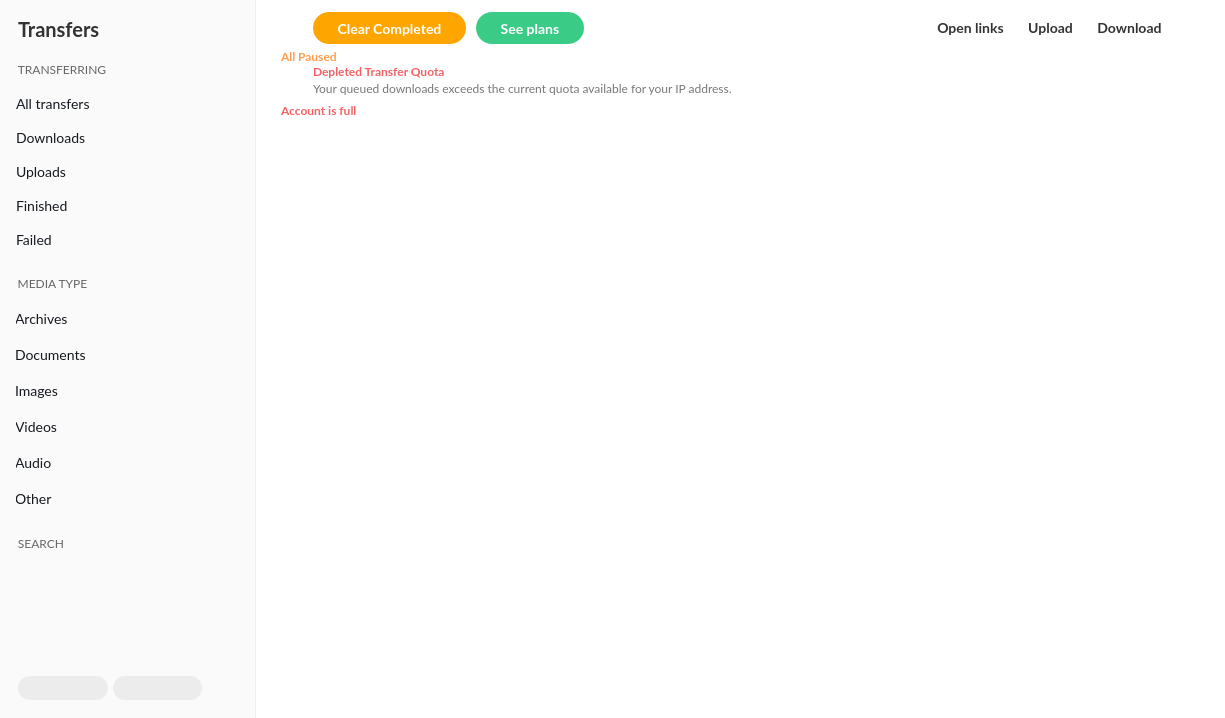
Before: the Qt Designer form src/MEGASync/transfers/gui/win/TransferManager.ui in meganz/MEGAsync, drawn with Qt 5.
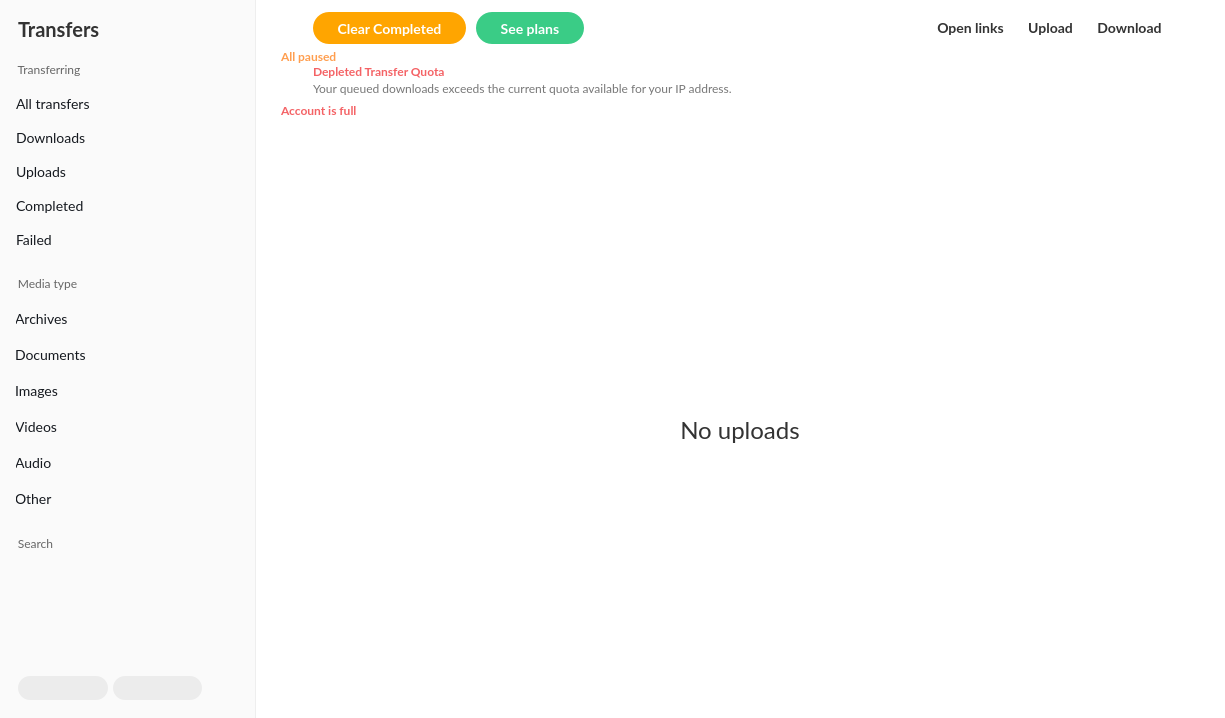
After: the same form once the commit is applied. The open tabs and pages were chosen to show the change. Icons and pictures are not drawn. Custom widgets are drawn as their Qt base class.

What changed in the file:
```diff
--- a/src/MEGASync/transfers/gui/win/TransferManager.ui
+++ b/src/MEGASync/transfers/gui/win/TransferManager.ui
@@ -371,6 +371,14 @@
   background-color: #2BA6DE;
   color: #FFFFFF;
 }
+
+#wNoDownloads QLabel, #wNoUploads QLabel,  #wNoTransfers QLabel, #wNoFinished QLabel, #wNoResults QLabel
+{
+    color: #333333;
+    font-size: 24px;
+    font-weight: 400;
+}
+
 </string>
   </property>
   <layout class="QHBoxLayout" name="TransferManagerLayout">
@@ -664,7 +672,7 @@
          </size>
         </property>
         <property name="title">
-         <string>TRANSFERRING</string>
+         <string>Transferring</string>
         </property>
         <property name="flat">
          <bool>true</bool>
@@ -1041,7 +1049,7 @@
                <cursorShape>PointingHandCursor</cursorShape>
               </property>
               <property name="text">
-               <string>Finished</string>
+               <string>Completed</string>
               </property>
               <property name="icon">
                <iconset theme="finished_ico" resource="../../../gui/Resources_win.qrc">
@@ -1213,7 +1221,7 @@
       <item>
        <widget class="QGroupBox" name="wMediaType">
         <property name="title">
-         <string>MEDIA TYPE</string>
+         <string>Media type</string>
         </property>
         <layout class="QVBoxLayout" name="wMediaTypeLayout">
          <property name="spacing">
@@ -1780,7 +1788,7 @@
       <item>
        <widget class="QGroupBox" name="wSearch">
         <property name="title">
-         <string>SEARCH</string>
+         <string>Search</string>
         </property>
         <layout class="QVBoxLayout" name="wSearchLayout">
          <property name="spacing">
@@ -2510,7 +2518,7 @@
                 </sizepolicy>
                </property>
                <property name="text">
-                <string>All Paused</string>
+                <string>All paused</string>
                </property>
               </widget>
              </item>
@@ -2898,7 +2906,39 @@
         </widget>
         <widget class="QWidget" name="wNoUploads">
          <layout class="QGridLayout" name="wNoUploadsLayout">
-          <item row="0" column="0">
+          <property name="topMargin">
+           <number>20</number>
+          </property>
+          <property name="bottomMargin">
+           <number>20</number>
+          </property>
+          <property name="spacing">
+           <number>0</number>
+          </property>
+          <item row="2" column="0">
+           <widget class="QLabel" name="lNoUploads">
+            <property name="text">
+             <string>No uploads</string>
+            </property>
+            <property name="alignment">
+             <set>Qt::AlignCenter</set>
+            </property>
+           </widget>
+          </item>
+          <item row="3" column="0">
+           <spacer name="verticalSpacer_6">
+            <property name="orientation">
+             <enum>Qt::Vertical</enum>
+            </property>
+            <property name="sizeHint" stdset="0">
+             <size>
+              <width>20</width>
+              <height>40</height>
+             </size>
+            </property>
+           </spacer>
+          </item>
+          <item row="1" column="0">
            <widget class="QToolButton" name="tNoUploads">
             <property name="text">
              <string/>
@@ -2909,6 +2949,19 @@
             </property>
            </widget>
           </item>
+          <item row="0" column="0">
+           <spacer name="verticalSpacer_11">
+            <property name="orientation">
+             <enum>Qt::Vertical</enum>
+            </property>
+            <property name="sizeHint" stdset="0">
+             <size>
+              <width>20</width>
+              <height>40</height>
+             </size>
+            </property>
+           </spacer>
+          </item>
          </layout>
         </widget>
         <widget class="QWidget" name="wNoDownloads">
```
Left out of the diff: 188 changed lines with no effect on the pictures.
